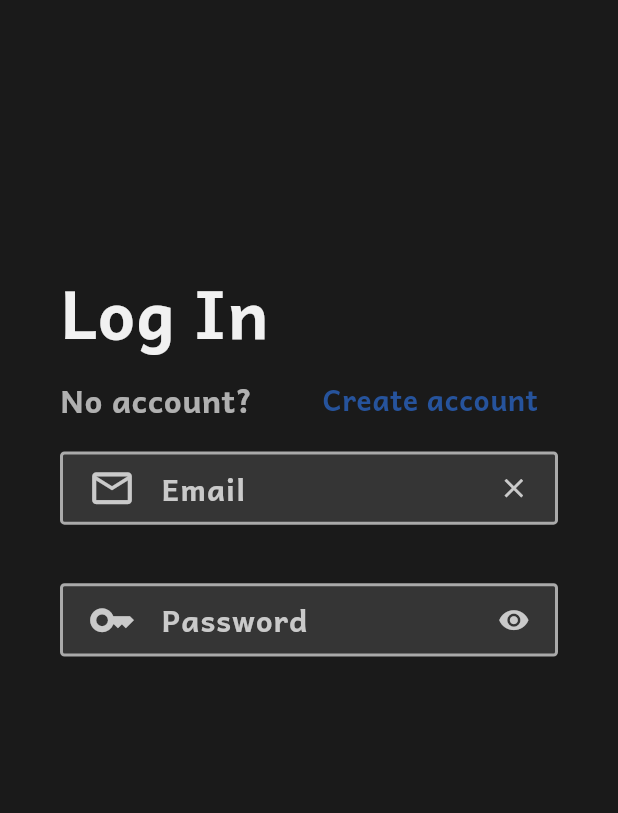
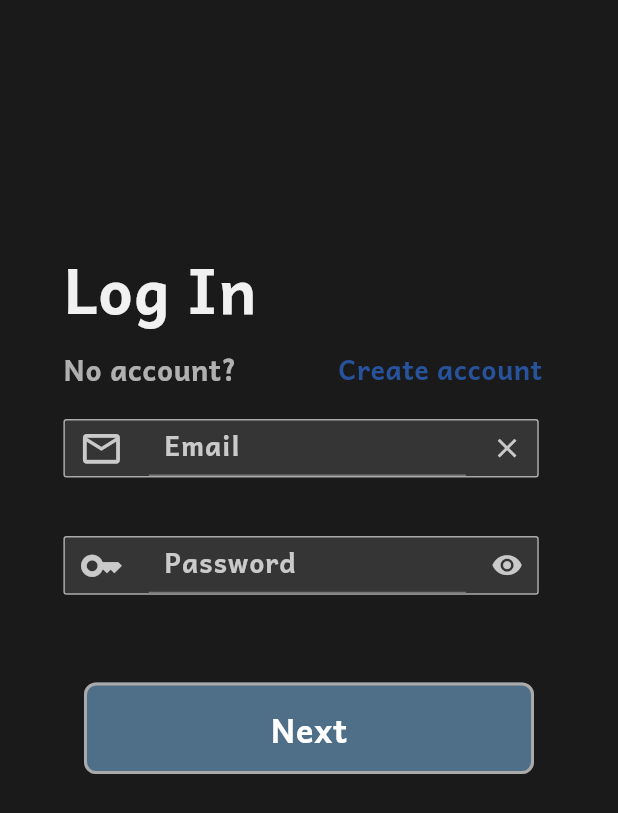
Before and after one commit to seungminhan2631/msdl, a Flutter app: the login_Screen screen opened directly, on a phone screen of 412 x 824 dp. Shown: the top 813 px of the screen. Run offline on Flutter 3.47's test engine with Material 3 defaults, Android fonts, the light colour scheme and no system bars.

Commit message:
update
update

```diff
--- a/lib/commons/widgets/buttons/CustomTextField.dart
+++ b/lib/commons/widgets/buttons/CustomTextField.dart
@@ -29,20 +29,20 @@ class _CustomTextFieldState extends State<CustomTextField> {
 
     return TextFieldTapRegion(
       child: Container(
-        width: 340.w,
-        height: 50.h,
-        padding: EdgeInsets.symmetric(horizontal: 16.w),
+        width: 300.w,
+        height: 40.h,
+        padding: EdgeInsets.symmetric(horizontal: 9.w),
         decoration: BoxDecoration(
           color: Color(0xff353535),
-          borderRadius: BorderRadius.circular(3),
-          border: Border.all(color: Color(0xffAAAAAA), width: 2),
+          borderRadius: BorderRadius.circular(2),
+          border: Border.all(color: Color(0xffAAAAAA), width: 1),
         ),
         child: Row(
           children: [
             Icon(
               widget.firstIcon,
               color: Color(0xffCACACA),
-              size: 30.w,
+              size: 28.w,
             ),
             Gaps.h16,
             Expanded(
@@ -54,14 +54,14 @@ class _CustomTextFieldState extends State<CustomTextField> {
                   fontSize: Sizes.size20,
                 ),
                 decoration: InputDecoration(
+                  contentPadding: EdgeInsets.all(10),
                   hintText: widget.hintText,
                   hintStyle: TextStyle(
                     color: Color(0xffCACACA),
-                    fontSize: Sizes.size20,
+                    fontSize: Sizes.size1 + Sizes.size16,
                     fontFamily: 'Andika',
                     fontWeight: FontWeight.bold,
                   ),
-                  border: InputBorder.none,
                 ),
               ),
             ),
--- a/lib/features/screens/authentication/choose_role.dart
+++ b/lib/features/screens/authentication/choose_role.dart
@@ -80,8 +80,9 @@ class _ChooseRoleState extends State<ChooseRole> {
                     (index) {
                       return ListTile(
                         leading: Padding(
-                          padding: const EdgeInsets.symmetric(
-                              horizontal: Sizes.size32),
+                          padding: EdgeInsets.symmetric(
+                            horizontal: Sizes.size32,
+                          ),
                           child: Row(
                             mainAxisSize: MainAxisSize.min,
                             children: [
--- a/lib/features/screens/authentication/login_Screen.dart
+++ b/lib/features/screens/authentication/login_Screen.dart
@@ -20,16 +20,16 @@ class login_Screen extends StatelessWidget {
     SizeConfig.init(context);
 
     return Scaffold(
-      resizeToAvoidBottomInset: true,
+      resizeToAvoidBottomInset: false,
       body: Padding(
         padding:
-            EdgeInsets.symmetric(horizontal: Sizes.size40, vertical: 180.h),
+            EdgeInsets.symmetric(horizontal: Sizes.size40, vertical: 166.h),
         child: Column(
           crossAxisAlignment: CrossAxisAlignment.start,
           children: [
             TopTitle(
               title: "Log In",
-              fontSize: 40.w,
+              fontSize: 37.w,
               fontWeight: FontWeight.w700,
             ),
             Gaps.v12,
@@ -38,18 +38,18 @@ class login_Screen extends StatelessWidget {
               children: [
                 TopTitle(
                   title: "No account?",
-                  fontSize: Sizes.size20,
+                  fontSize: Sizes.size16 + Sizes.size1,
                   fontWeight: FontWeight.w700,
                   opacity: 0.7,
                 ),
-                Gaps.h44,
+                Gaps.h64,
                 GestureDetector(
                   onTap: () {},
                   child: Text(
                     "Create account",
                     style: TextStyle(
                       color: Color(0xff26539C),
-                      fontSize: Sizes.size18,
+                      fontSize: Sizes.size16 + Sizes.size1,
                       fontFamily: 'Andika',
                       fontWeight: FontWeight.bold,
                     ),
@@ -69,7 +69,33 @@ class login_Screen extends StatelessWidget {
               firstIcon: Icons.key,
               lastIcon: Icons.visibility,
             ),
-            Gaps.v24,
+            Gaps.v60,
+            Center(
+              child: TextButton(
+                style: TextButton.styleFrom(
+                  backgroundColor: const Color(0xff4F6F89),
+                  padding:
+                      const EdgeInsets.symmetric(horizontal: 50, vertical: 15),
+                  minimumSize: const Size(300, 60),
+                  shape: RoundedRectangleBorder(
+                    borderRadius: BorderRadius.circular(8),
+                    side: const BorderSide(color: Color(0xffAAAAAA), width: 2),
+                  ),
+                ),
+                onPressed: () {
+                  // 버튼 클릭 이벤트
+                },
+                child: const Text(
+                  "Next",
+                  style: TextStyle(
+                    fontFamily: 'Andika',
+                    fontSize: 22, // 텍스트 크기 조절
+                    color: Colors.white, // 텍스트 색상
+                    fontWeight: FontWeight.bold,
+                  ),
+                ),
+              ),
+            ),
           ],
         ),
       ),
--- a/lib/main.dart
+++ b/lib/main.dart
@@ -24,7 +24,7 @@ class msdl extends StatelessWidget {
           ),
           initialRoute: "/",
           routes: {
-            "/": (context) => ChooseRole(),
+            "/": (context) => login_Screen(),
             "/chooseRole_Screen": (context) => ChooseRole(),
           },
         );
--- a/lib/msdl_theme.dart
+++ b/lib/msdl_theme.dart
@@ -86,18 +86,7 @@ final ThemeData msdlTheme = ThemeData(
     //   ),
     // ),
   ),
-  textButtonTheme: TextButtonThemeData(
-    style: TextButton.styleFrom(
-      backgroundColor: const Color(0xff4F6F89),
-      padding: const EdgeInsets.symmetric(horizontal: 24, vertical: 12),
-      shape: RoundedRectangleBorder(borderRadius: BorderRadius.circular(4)),
-      textStyle: TextStyle(
-        fontFamily: 'Andika',
-        fontSize: 24,
-        color: darkColorScheme.onSurface,
-      ),
-    ),
-  ),
+
   iconTheme: const IconThemeData(
     color: Color(0xFFFFB400),
     size: 18,
```
